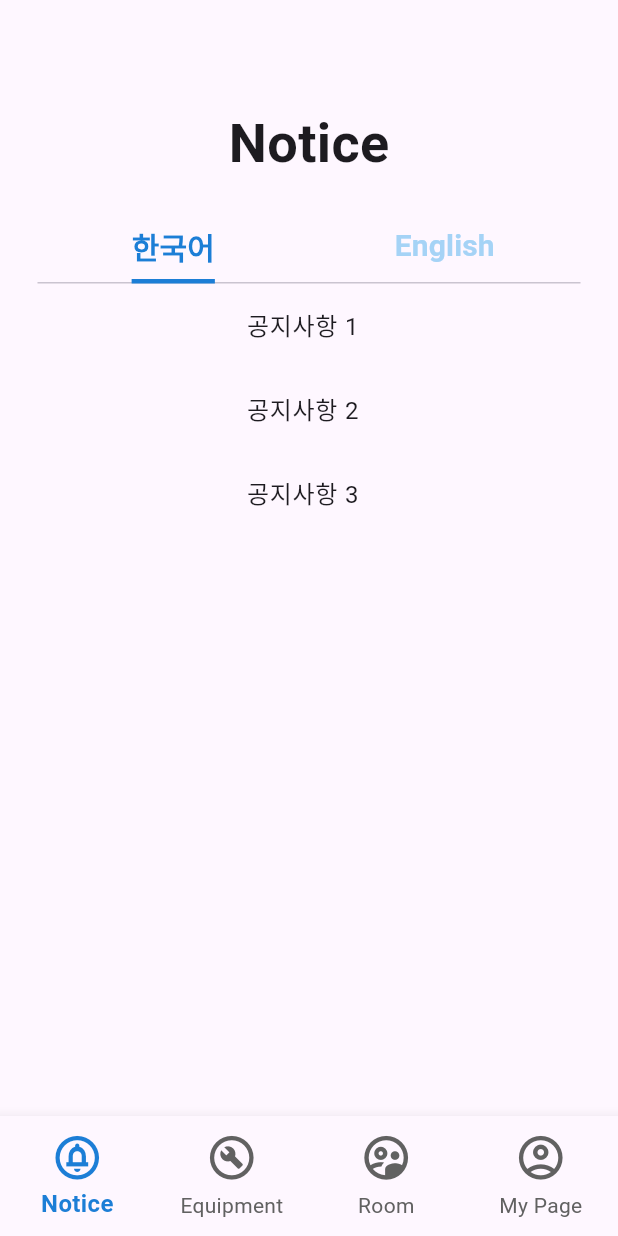
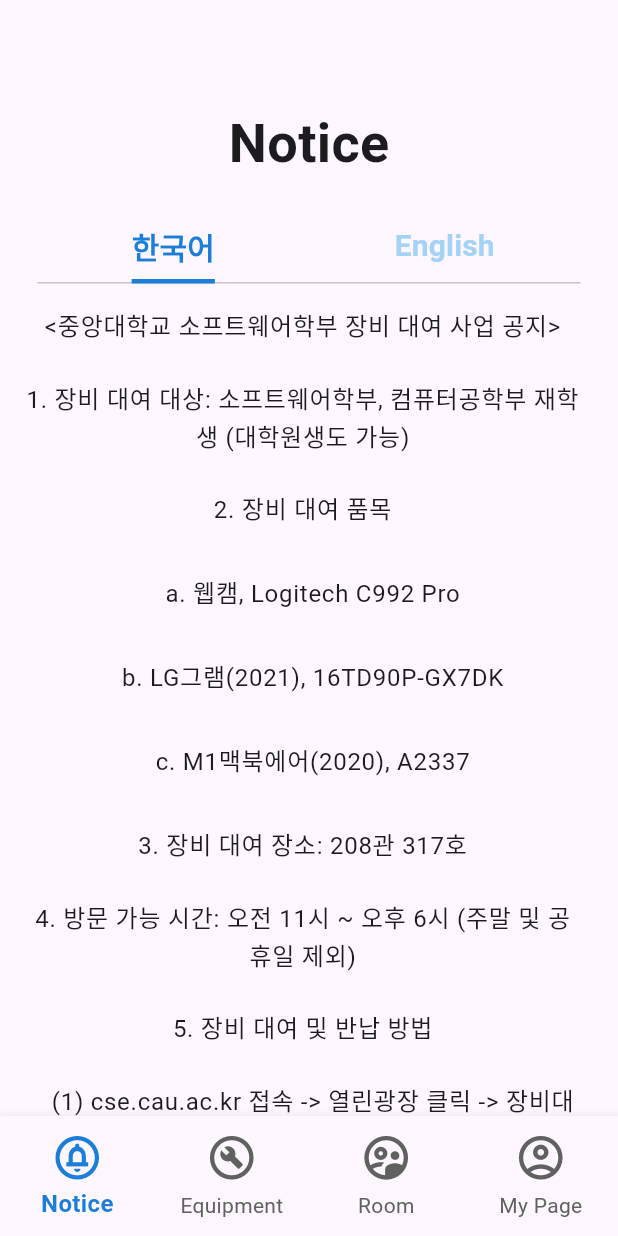
Before and after one commit to CAU-MobileApp-2023/CAU-rent, a Flutter app: the screen it shows after launch, after a tap on "CAU rent", on a phone screen of 412 x 824 dp. Run offline on Flutter 3.47's test engine with Material 3 defaults, Android fonts, the phone set to English and light mode, and no system bars.

Commit message:
[FEAT] 공지 화면에 내용 추가

```diff
--- a/lib/notice_page.dart
+++ b/lib/notice_page.dart
@@ -10,15 +10,62 @@ class NoticePage extends StatefulWidget {
 
 class _NoticePageState extends State<NoticePage> {
   final List<String> koreanNotices = [
-    "공지사항 1",
-    "공지사항 2",
-    "공지사항 3",
+    "<중앙대학교 소프트웨어학부 장비 대여 사업 공지>",
+    "1. 장비 대여 대상: 소프트웨어학부, 컴퓨터공학부 재학생 (대학원생도 가능)",
+    "2. 장비 대여 품목",
+    "   a. 웹캠, Logitech C992 Pro",
+    "   b. LG그램(2021), 16TD90P-GX7DK",
+    "   c. M1맥북에어(2020), A2337",
+    "3. 장비 대여 장소: 208관 317호",
+    "4. 방문 가능 시간: 오전 11시 ~ 오후 6시 (주말 및 공휴일 제외)",
+    "5. 장비 대여 및 반납 방법",
+    "   (1) cse.cau.ac.kr 접속 -> 열린광장 클릭 -> 장비대여 탭에서 장비 신청",
+    "   ( https://cse.cau.ac.kr/sub05/sub0505_cal.php )",
+    "   (2) 장비 대여 탭에서 장비 신청 후 대여 전 (최소 2시간 전) 오픈 채팅",
+    "   (https://open.kakao.com/o/sXxaAXDd)을 통하여 방문 신청",
+    "   ( 내용 : 이름 / 학번 / 장비 번호 / 방문 시간 / 대여 기간 )",
+    "   (3) 장비 대여 시에 장비 대장 작성 (학생증 지참, 물품 번호, 대여 전 물품 확인 필수)",
+    "   (4) 사용 후 반납 시에도 오픈 채팅 (https://open.kakao.com/o/sXxaAXDd)을 통하여 반납",
+    "   시간 신청",
+    "   ( 반납 신청도 대여 신청과 동일하게 대여 전 오픈 채팅을 통해 시간 신청 )",
+    "   (5) 반납 시에 대여 대장 작성 (반납 시 학생증 지참, 물품 확인 필수)",
+    "6. 기타 문의 사항: https://open.kakao.com/o/sXxaAXDd 을 통해 문의",
+    "7. 주의사항",
+    "   (1) 파손 및 분실 시 배상 책임 부과",
+    "   (2) 오픈 채팅 방 참가 시, 성명/학번으로 프로필 고정 필수",
+    "8. 기타 사항",
+    "   (1) 1회 최대 대여 기간 6개월 가능",
+    "   (2) 기간 종료 후 7일내 반납 필수",
+    "9. 노트북 스펙",
   ];
 
   final List<String> englishNotices = [
-    "Notice 1",
-    "Notice 2",
-    "Notice 3",
+    "<Chung-Ang University Software Department Equipment Rental Announcement>",
+    "1. Equipment Rental Eligibility: Students of the Software Department and Computer Engineering Department (Graduate students also eligible)",
+    "2. Equipment for Rental",
+    "   a. Webcam, Logitech C992 Pro",
+    "   b. LG Gram (2021), 16TD90P-GX7DK",
+    "   c. M1 MacBook Air (2020), A2337",
+    "3. Equipment Rental Location: Building 208, Room 317",
+    "4. Visiting Hours: 11 AM - 6 PM (Excluding weekends and public holidays)",
+    "5. Equipment Rental and Return Process",
+    "   (1) Visit cse.cau.ac.kr -> Click on Open Plaza -> Apply for equipment in the Equipment Rental tab",
+    "   ( https://cse.cau.ac.kr/sub05/sub0505_cal.php )",
+    "   (2) After applying for equipment in the Equipment Rental tab, apply for a visit at least 2 hours before rental through Open Chat",
+    "   (https://open.kakao.com/o/sXxaAXDd)",
+    "   ( Details: Name / Student ID / Equipment Number / Visit Time / Rental Period )",
+    "   (3) Fill out the equipment log when renting (Student ID required, check equipment number and condition before renting)",
+    "   (4) Apply for return time through Open Chat (https://open.kakao.com/o/sXxaAXDd) after use",
+    "   ( Return application process is the same as the rental application, apply for time via Open Chat )",
+    "   (5) Fill out the rental log upon return (Student ID required, check equipment upon return)",
+    "6. Other Inquiries: Via https://open.kakao.com/o/sXxaAXDd",
+    "7. Cautions",
+    "   (1) Compensation required for damage or loss",
+    "   (2) Mandatory to fix profile to Name/Student ID when joining the Open Chat room",
+    "8. Additional Information",
+    "   (1) Maximum rental period per instance is 6 months",
+    "   (2) Return mandatory within 7 days after the end of the rental period",
+    "9. Laptop Specifications",
   ];
 
   @override
@@ -60,7 +107,7 @@ class _NoticePageState extends State<NoticePage> {
                       return ListTile(
                         title: Center(
                           child: Text(koreanNotices[index],
-                          textAlign: TextAlign.center,
+                            textAlign: TextAlign.center,
                           ),
                         ),
                       );
@@ -73,7 +120,7 @@ class _NoticePageState extends State<NoticePage> {
                       return ListTile(
                         title: Center (
                           child: Text(englishNotices[index],
-                          textAlign: TextAlign.center,
+                            textAlign: TextAlign.center,
                           ),
                         ),
                       );
```
